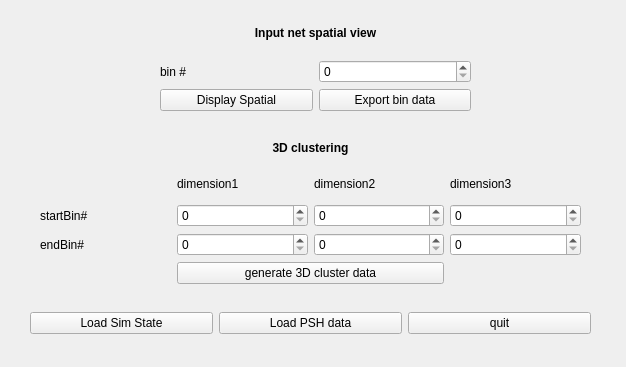
Above: SimDataAnalysis/includes/mainw.ui from wenkeli/Cerebellum_simulation before the change; both pictures show x 0 to 626 and y 447 to 814 of the 626 by 814 pixel window. Below: the same form after it.
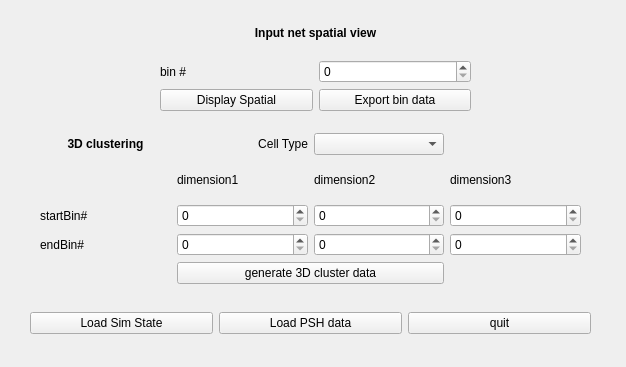
That is the form after the change.

Diff of the .ui file:
```diff
--- a/SimDataAnalysis/includes/mainw.ui
+++ b/SimDataAnalysis/includes/mainw.ui
@@ -466,20 +466,6 @@
        </property>
       </widget>
      </item>
-     <item row="1" column="1" colspan="2">
-      <widget class="QLabel" name="label_19">
-       <property name="text">
-        <string>&lt;!DOCTYPE HTML PUBLIC &quot;-//W3C//DTD HTML 4.0//EN&quot; &quot;http://www.w3.org/TR/REC-html40/strict.dtd&quot;&gt;
-&lt;html&gt;&lt;head&gt;&lt;meta name=&quot;qrichtext&quot; content=&quot;1&quot; /&gt;&lt;style type=&quot;text/css&quot;&gt;
-p, li { white-space: pre-wrap; }
-&lt;/style&gt;&lt;/head&gt;&lt;body style=&quot; font-family:'Sans Serif'; font-size:9pt; font-weight:400; font-style:normal;&quot;&gt;
-&lt;table border=&quot;0&quot; style=&quot;-qt-table-type: root; margin-top:4px; margin-bottom:4px; margin-left:4px; margin-right:4px;&quot;&gt;
-&lt;tr&gt;
-&lt;td style=&quot;border: none;&quot;&gt;
-&lt;p align=&quot;center&quot; style=&quot; margin-top:0px; margin-bottom:0px; margin-left:0px; margin-right:0px; -qt-block-indent:0; text-indent:0px;&quot;&gt;&lt;span style=&quot; font-weight:600;&quot;&gt;3D clustering&lt;/span&gt;&lt;/p&gt;&lt;/td&gt;&lt;/tr&gt;&lt;/table&gt;&lt;/body&gt;&lt;/html&gt;</string>
-       </property>
-      </widget>
-     </item>
      <item row="3" column="1">
       <widget class="QSpinBox" name="dimension1StartBNBox"/>
      </item>
@@ -519,6 +505,37 @@
        </property>
       </widget>
      </item>
+     <item row="1" column="0">
+      <widget class="QLabel" name="label_19">
+       <property name="text">
+        <string>&lt;!DOCTYPE HTML PUBLIC &quot;-//W3C//DTD HTML 4.0//EN&quot; &quot;http://www.w3.org/TR/REC-html40/strict.dtd&quot;&gt;
+&lt;html&gt;&lt;head&gt;&lt;meta name=&quot;qrichtext&quot; content=&quot;1&quot; /&gt;&lt;style type=&quot;text/css&quot;&gt;
+p, li { white-space: pre-wrap; }
+&lt;/style&gt;&lt;/head&gt;&lt;body style=&quot; font-family:'Sans Serif'; font-size:9pt; font-weight:400; font-style:normal;&quot;&gt;
+&lt;table border=&quot;0&quot; style=&quot;-qt-table-type: root; margin-top:4px; margin-bottom:4px; margin-left:4px; margin-right:4px;&quot;&gt;
+&lt;tr&gt;
+&lt;td style=&quot;border: none;&quot;&gt;
+&lt;p align=&quot;center&quot; style=&quot; margin-top:0px; margin-bottom:0px; margin-left:0px; margin-right:0px; -qt-block-indent:0; text-indent:0px;&quot;&gt;&lt;span style=&quot; font-weight:600;&quot;&gt;3D clustering&lt;/span&gt;&lt;/p&gt;&lt;/td&gt;&lt;/tr&gt;&lt;/table&gt;&lt;/body&gt;&lt;/html&gt;</string>
+       </property>
+      </widget>
+     </item>
+     <item row="1" column="1">
+      <widget class="QLabel" name="label_25">
+       <property name="text">
+        <string>&lt;!DOCTYPE HTML PUBLIC &quot;-//W3C//DTD HTML 4.0//EN&quot; &quot;http://www.w3.org/TR/REC-html40/strict.dtd&quot;&gt;
+&lt;html&gt;&lt;head&gt;&lt;meta name=&quot;qrichtext&quot; content=&quot;1&quot; /&gt;&lt;style type=&quot;text/css&quot;&gt;
+p, li { white-space: pre-wrap; }
+&lt;/style&gt;&lt;/head&gt;&lt;body style=&quot; font-family:'Sans Serif'; font-size:9pt; font-weight:400; font-style:normal;&quot;&gt;
+&lt;table style=&quot;-qt-table-type: root; margin-top:4px; margin-bottom:4px; margin-left:4px; margin-right:4px;&quot;&gt;
+&lt;tr&gt;
+&lt;td style=&quot;border: none;&quot;&gt;
+&lt;p align=&quot;right&quot; style=&quot; margin-top:0px; margin-bottom:0px; margin-left:0px; margin-right:0px; -qt-block-indent:0; text-indent:0px;&quot;&gt;Cell Type&lt;/p&gt;&lt;/td&gt;&lt;/tr&gt;&lt;/table&gt;&lt;/body&gt;&lt;/html&gt;</string>
+       </property>
+      </widget>
+     </item>
+     <item row="1" column="2">
+      <widget class="QComboBox" name="cluster3DCellTypeBox"/>
+     </item>
     </layout>
    </widget>
   </widget>
```
Left out of the diff: 53 changed lines with no effect on the pictures.
